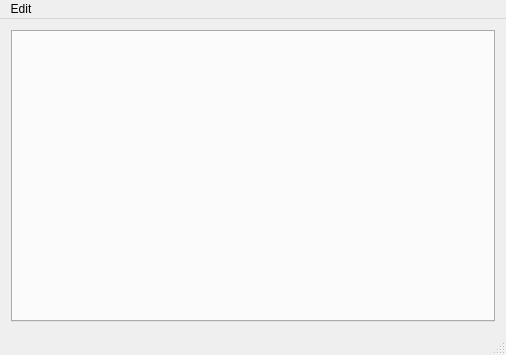
This is qdevicemonitor/MainWindow.ui in alopatindev/qdevicemonitor as Qt 5 draws it before an edit. The edited form follows.
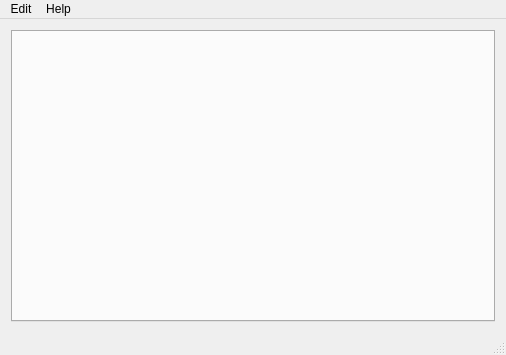
This is the edited form.

Commit message: added about dialogs

Diff of the .ui file:
```diff
--- a/qdevicemonitor/MainWindow.ui
+++ b/qdevicemonitor/MainWindow.ui
@@ -31,7 +31,7 @@
      <x>0</x>
      <y>0</y>
      <width>506</width>
-     <height>19</height>
+     <height>29</height>
     </rect>
    </property>
    <widget class="QMenu" name="menuEdit">
@@ -40,7 +40,15 @@
     </property>
     <addaction name="actionSettings"/>
    </widget>
+   <widget class="QMenu" name="menuHelp">
+    <property name="title">
+     <string>Help</string>
+    </property>
+    <addaction name="actionAboutQt"/>
+    <addaction name="actionAbout"/>
+   </widget>
    <addaction name="menuEdit"/>
+   <addaction name="menuHelp"/>
   </widget>
   <action name="actionSettings">
    <property name="text">
```
Left out of the diff: 10 changed lines with no effect on the pictures. The commit also changes 3 other files.
